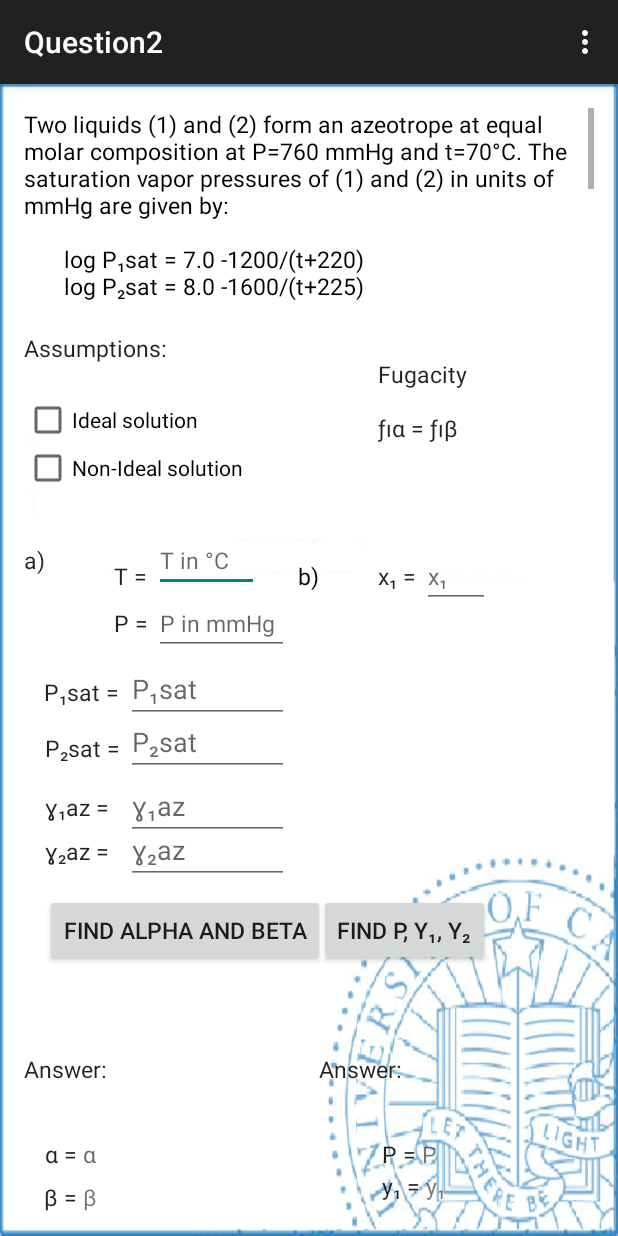
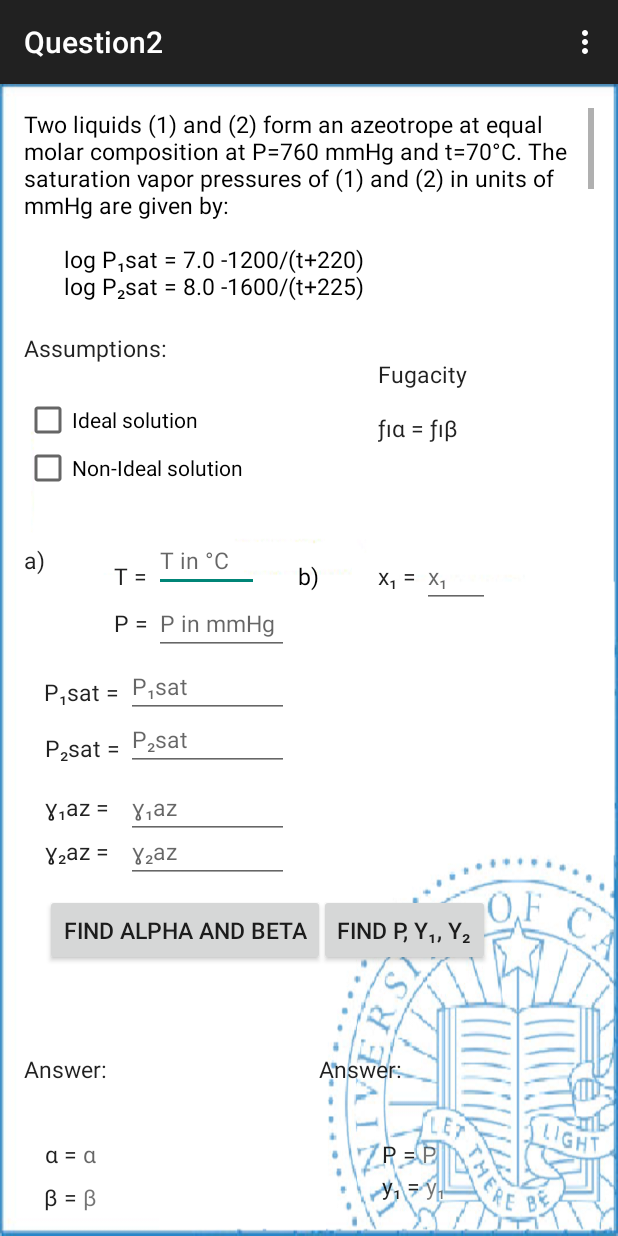
Before and after one commit to jfigu010/MyApplication, an Android app: the question2 screen opened directly, with no data from a screen before it, on a phone screen of 412 x 824 dp. Run offline under Robolectric (Android 15) with nearby library versions, the phone set to English and light mode, and no system bars.

Commit message:
changed dp to sp for textboxes

```diff
--- a/MyApplication/app/src/main/res/layout/activity_question1.xml
+++ b/MyApplication/app/src/main/res/layout/activity_question1.xml
@@ -33,7 +33,7 @@ x₂ is the solvent. Use Raoult's Law."
         android:textSize="15sp"
         android:textColor="#000000"
         android:id="@+id/textView11"
-        android:layout_marginTop="33dp"
+        android:layout_marginTop="33sp"
         android:layout_below="@+id/textView"
         android:layout_alignParentLeft="true"
         android:layout_alignParentStart="true" />
@@ -107,7 +107,8 @@ x₂ is the solvent. Use Raoult's Law."
         android:layout_alignBottom="@+id/textView28"
         android:layout_toRightOf="@+id/textView28"
         android:layout_toEndOf="@+id/textView28"
-        android:hint="x₁" />
+        android:hint="x₁"
+        android:textSize="15sp"/>
 
     <TextView
         android:layout_width="wrap_content"
@@ -116,7 +117,8 @@ x₂ is the solvent. Use Raoult's Law."
         android:layout_alignBottom="@+id/textView29"
         android:layout_toRightOf="@+id/textView29"
         android:layout_toEndOf="@+id/textView29"
-        android:hint="x₂" />
+        android:hint="x₂"
+        android:textSize="15sp"/>
 
     <TextView
         android:layout_width="wrap_content"
@@ -125,7 +127,8 @@ x₂ is the solvent. Use Raoult's Law."
         android:layout_alignTop="@+id/textView30"
         android:layout_toRightOf="@+id/textView30"
         android:layout_toEndOf="@+id/textView30"
-        android:hint="y₁" />
+        android:hint="y₁"
+        android:textSize="15sp"/>
 
     <TextView
         android:layout_width="wrap_content"
@@ -134,7 +137,8 @@ x₂ is the solvent. Use Raoult's Law."
         android:layout_alignTop="@+id/textView31"
         android:layout_toRightOf="@+id/textView31"
         android:layout_toEndOf="@+id/textView31"
-        android:hint="y₂" />
+        android:hint="y₂"
+        android:textSize="15sp"/>
 
     <TextView
         android:layout_width="wrap_content"
--- a/MyApplication/app/src/main/res/layout/activity_question2.xml
+++ b/MyApplication/app/src/main/res/layout/activity_question2.xml
@@ -8,9 +8,6 @@
     tools:context="com.example.jose.myapplication.Question2"
     android:id="@+id/button3">
 
-
-
-
     <TextView
         android:layout_width="wrap_content"
         android:layout_height="wrap_content"
@@ -20,7 +17,7 @@
         android:maxLines = "7"
         android:scrollbars = "vertical"
         android:textColor="#000000"
-        android:textSize="15dp"
+        android:textSize="15sp"
         android:layout_alignParentTop="true"
         android:layout_alignParentLeft="true"
         android:layout_alignParentStart="true"
@@ -49,7 +46,7 @@
         android:ems="10"
         android:id="@+id/editText11"
         android:hint="P in mmHg"
-        android:textSize="15dp"
+        android:textSize="15sp"
         android:layout_marginRight="24dp"
         android:layout_marginEnd="24dp"
         android:layout_below="@+id/textView22"
@@ -61,7 +58,7 @@
         android:layout_height="wrap_content"
         android:textAppearance="?android:attr/textAppearanceMedium"
         android:text="α"
-        android:textSize="15dp"
+        android:textSize="15sp"
         android:id="@+id/textView6"
         android:layout_toRightOf="@+id/textView19"
         android:layout_toLeftOf="@+id/editText11"
@@ -73,7 +70,7 @@
         android:layout_width="wrap_content"
         android:layout_height="wrap_content"
         android:text="Find alpha and Beta"
-        android:textSize="15dp"
+        android:textSize="15sp"
         android:id="@+id/button4"
         android:onClick="onButtonClick"
         android:layout_marginTop="159dp"
@@ -86,7 +83,7 @@
         android:layout_height="wrap_content"
         android:textAppearance="?android:attr/textAppearanceSmall"
         android:text="β"
-        android:textSize="15dp"
+        android:textSize="15sp"
         android:id="@+id/textView7"
         android:layout_alignTop="@+id/textView21"
         android:layout_alignRight="@+id/textView6"
@@ -100,7 +97,7 @@
         android:layout_height="wrap_content"
         android:textAppearance="?android:attr/textAppearanceSmall"
         android:text="P"
-        android:textSize="15dp"
+        android:textSize="15sp"
         android:id="@+id/textView8"
         android:layout_alignBaseline="@+id/textView23"
         android:layout_alignBottom="@+id/textView23"
@@ -113,7 +110,7 @@
         android:layout_height="wrap_content"
         android:textAppearance="?android:attr/textAppearanceSmall"
         android:text="y₁"
-        android:textSize="15dp"
+        android:textSize="15sp"
         android:id="@+id/textView9"
         android:layout_alignTop="@+id/textView24"
         android:layout_toRightOf="@+id/textView24"
@@ -125,7 +122,7 @@
         android:layout_height="wrap_content"
         android:textAppearance="?android:attr/textAppearanceSmall"
         android:text="y₂"
-        android:textSize="15dp"
+        android:textSize="15sp"
         android:id="@+id/textView10"
         android:layout_alignTop="@+id/textView25"
         android:layout_alignLeft="@+id/textView9"
@@ -137,7 +134,7 @@
         android:layout_width="wrap_content"
         android:layout_height="wrap_content"
         android:text="Find P, y₁, y₂"
-        android:textSize="15dp"
+        android:textSize="15sp"
         android:id="@+id/button5"
         android:onClick="onButtonClick2"
         android:layout_alignBaseline="@+id/button4"
@@ -152,7 +149,7 @@
         android:ems="10"
         android:id="@+id/editText13"
         android:hint="x₁"
-        android:textSize="15dp"
+        android:textSize="15sp"
         android:layout_alignBaseline="@+id/textView22"
         android:layout_alignBottom="@+id/textView22"
         android:layout_toRightOf="@+id/textView22"
@@ -163,7 +160,7 @@
         android:layout_width="wrap_content"
         android:layout_height="wrap_content"
         android:text="b)"
-        android:textSize="15dp"
+        android:textSize="15sp"
         android:textColor="#000000"
         android:id="@+id/textView3"
         android:layout_alignBaseline="@+id/textView22"
@@ -175,7 +172,7 @@
         android:layout_height="wrap_content"
         android:textAppearance="?android:attr/textAppearanceLarge"
         android:text="α = "
-        android:textSize="15dp"
+        android:textSize="15sp"
         android:id="@+id/textView19"
         android:layout_below="@+id/textView39"
         android:layout_toRightOf="@+id/textView4"
@@ -187,7 +184,7 @@
         android:layout_height="wrap_content"
         android:textAppearance="?android:attr/textAppearanceLarge"
         android:text="β = "
-        android:textSize="15dp"
+        android:textSize="15sp"
         android:id="@+id/textView21"
         android:layout_below="@+id/textView19"
         android:layout_alignRight="@+id/textView19"
@@ -199,7 +196,7 @@
         android:layout_height="wrap_content"
         android:textAppearance="?android:attr/textAppearanceLarge"
         android:text="x₁ = "
-        android:textSize="15dp"
+        android:textSize="15sp"
         android:id="@+id/textView22"
         android:layout_marginLeft="39dp"
         android:layout_marginStart="39dp"
@@ -212,7 +209,7 @@
         android:layout_height="wrap_content"
         android:textAppearance="?android:attr/textAppearanceLarge"
         android:text="P = "
-        android:textSize="15dp"
+        android:textSize="15sp"
         android:id="@+id/textView23"
         android:layout_above="@+id/textView21"
         android:layout_toLeftOf="@+id/editText13"
@@ -223,7 +220,7 @@
         android:layout_height="wrap_content"
         android:textAppearance="?android:attr/textAppearanceLarge"
         android:text="y₁ = "
-        android:textSize="15dp"
+        android:textSize="15sp"
         android:id="@+id/textView24"
         android:layout_below="@+id/textView23"
         android:layout_alignLeft="@+id/textView23"
@@ -234,7 +231,7 @@
         android:layout_height="wrap_content"
         android:textAppearance="?android:attr/textAppearanceLarge"
         android:text="y₂ ="
-        android:textSize="15dp"
+        android:textSize="15sp"
         android:id="@+id/textView25"
         android:layout_below="@+id/textView24"
         android:layout_alignLeft="@+id/textView24"
@@ -246,7 +243,7 @@
         android:layout_height="wrap_content"
         android:textAppearance="?android:attr/textAppearanceLarge"
         android:text="T = "
-        android:textSize="15dp"
+        android:textSize="15sp"
         android:id="@+id/textView17"
         android:layout_alignBaseline="@+id/textView3"
         android:layout_alignBottom="@+id/textView3"
@@ -258,7 +255,7 @@
         android:layout_height="wrap_content"
         android:textAppearance="?android:attr/textAppearanceLarge"
         android:text="P = "
-        android:textSize="15dp"
+        android:textSize="15sp"
         android:id="@+id/textView18"
         android:layout_alignBaseline="@+id/editText11"
         android:layout_alignBottom="@+id/editText11"
@@ -270,7 +267,7 @@
         android:layout_height="wrap_content"
         android:textAppearance="?android:attr/textAppearanceLarge"
         android:text="a)"
-        android:textSize="15dp"
+        android:textSize="15sp"
         android:id="@+id/textView4"
         android:layout_marginTop="161dp"
         android:layout_below="@+id/textView5"
@@ -282,7 +279,7 @@
         android:layout_height="wrap_content"
         android:textAppearance="?android:attr/textAppearanceLarge"
         android:text="Assumptions:"
-        android:textSize="15dp"
+        android:textSize="15sp"
         android:id="@+id/textView33"
         android:layout_below="@+id/textView5"
         android:layout_alignParentLeft="true"
@@ -315,7 +312,7 @@
         android:layout_height="wrap_content"
         android:textAppearance="?android:attr/textAppearanceLarge"
         android:text="Fugacity\n\nƒıα = ƒıβ"
-        android:textSize="15dp"
+        android:textSize="15sp"
         android:id="@+id/textView34"
         android:layout_above="@+id/checkBox2"
         android:layout_alignLeft="@+id/textView22"
@@ -326,7 +323,7 @@
         android:layout_height="wrap_content"
         android:textAppearance="?android:attr/textAppearanceLarge"
         android:text="P₁sat = "
-        android:textSize="15dp"
+        android:textSize="15sp"
         android:id="@+id/textView35"
         android:layout_below="@+id/editText11"
         android:layout_alignLeft="@+id/textView21"
@@ -338,7 +335,7 @@
         android:layout_height="wrap_content"
         android:textAppearance="?android:attr/textAppearanceLarge"
         android:text="P₂sat = "
-        android:textSize="15dp"
+        android:textSize="15sp"
         android:id="@+id/textView36"
         android:layout_marginTop="16dp"
         android:layout_below="@+id/textView35"
@@ -350,7 +347,7 @@
         android:layout_height="wrap_content"
         android:textAppearance="?android:attr/textAppearanceLarge"
         android:text="ɣ₁az = "
-        android:textSize="15dp"
+        android:textSize="15sp"
         android:id="@+id/textView37"
         android:layout_below="@+id/textView36"
         android:layout_alignLeft="@+id/textView36"
@@ -362,7 +359,7 @@
         android:layout_height="wrap_content"
         android:textAppearance="?android:attr/textAppearanceLarge"
         android:text="ɣ₂az = "
-        android:textSize="15dp"
+        android:textSize="15sp"
         android:id="@+id/textView38"
         android:layout_marginBottom="18dp"
         android:layout_above="@+id/button5"
@@ -374,7 +371,7 @@
         android:layout_height="wrap_content"
         android:textAppearance="?android:attr/textAppearanceLarge"
         android:text="Answer:"
-        android:textSize="15dp"
+        android:textSize="15sp"
         android:id="@+id/textView39"
         android:layout_marginTop="58dp"
         android:layout_below="@+id/button4"
@@ -386,7 +383,7 @@
         android:layout_height="wrap_content"
         android:textAppearance="?android:attr/textAppearanceLarge"
         android:text="Answer:"
-        android:textSize="15dp"
+        android:textSize="15sp"
         android:id="@+id/textView40"
         android:layout_alignTop="@+id/textView39"
         android:layout_alignLeft="@+id/button5"
@@ -399,6 +396,7 @@
         android:ems="10"
         android:id="@+id/editText3"
         android:hint="P₁sat"
+        android:textSize="15sp"
         android:layout_below="@+id/editText11"
         android:layout_toRightOf="@+id/textView36"
         android:layout_alignRight="@+id/editText11"
@@ -411,6 +409,7 @@
         android:ems="10"
         android:id="@+id/editText4"
         android:hint="P₂sat"
+        android:textSize="15sp"
         android:layout_below="@+id/textView35"
         android:layout_alignLeft="@+id/editText3"
         android:layout_alignStart="@+id/editText3"
@@ -429,7 +428,8 @@
         android:layout_alignEnd="@+id/editText11"
         android:layout_alignLeft="@+id/editText4"
         android:layout_alignStart="@+id/editText4"
-        android:hint="ɣ₁az" />
+        android:hint="ɣ₁az"
+        android:textSize="15sp"/>
 
     <EditText
         android:layout_width="wrap_content"
@@ -443,7 +443,8 @@
         android:layout_alignStart="@+id/editText6"
         android:layout_alignRight="@+id/editText4"
         android:layout_alignEnd="@+id/editText4"
-        android:hint="ɣ₂az" />
+        android:hint="ɣ₂az"
+        android:textSize="15sp"/>
 
 
 </RelativeLayout>
```
Also changed, not shown: 1 other file.
